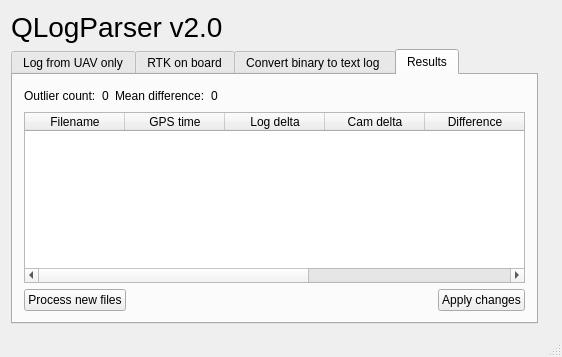
Above: mainwindow.ui from ABarnasFLY/QLogNEU before the change. Below: the same form after it.
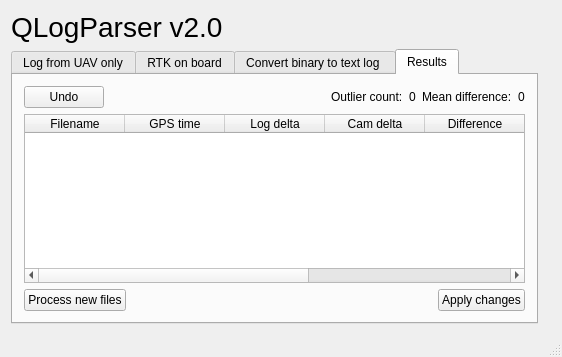
That is the form after the change.

The edit to the form file:
```diff
--- a/mainwindow.ui
+++ b/mainwindow.ui
@@ -285,30 +285,9 @@
         <item>
          <layout class="QHBoxLayout" name="horizontalLayout_2">
           <item>
-           <widget class="QLabel" name="label_outlier">
+           <widget class="QPushButton" name="pb_undo">
             <property name="text">
-             <string>Outlier count:</string>
-            </property>
-           </widget>
-          </item>
-          <item>
-           <widget class="QLabel" name="label_outCount">
-            <property name="text">
-             <string>0</string>
-            </property>
-           </widget>
-          </item>
-          <item>
-           <widget class="QLabel" name="label_mean">
-            <property name="text">
-             <string>Mean difference:</string>
-            </property>
-           </widget>
-          </item>
-          <item>
-           <widget class="QLabel" name="label_meanValue">
-            <property name="text">
-             <string>0</string>
+             <string>Undo</string>
             </property>
            </widget>
           </item>
@@ -325,6 +304,34 @@
             </property>
            </spacer>
           </item>
+          <item>
+           <widget class="QLabel" name="label_outlier">
+            <property name="text">
+             <string>Outlier count:</string>
+            </property>
+           </widget>
+          </item>
+          <item>
+           <widget class="QLabel" name="label_outCount">
+            <property name="text">
+             <string>0</string>
+            </property>
+           </widget>
+          </item>
+          <item>
+           <widget class="QLabel" name="label_mean">
+            <property name="text">
+             <string>Mean difference:</string>
+            </property>
+           </widget>
+          </item>
+          <item>
+           <widget class="QLabel" name="label_meanValue">
+            <property name="text">
+             <string>0</string>
+            </property>
+           </widget>
+          </item>
          </layout>
         </item>
         <item>
```
